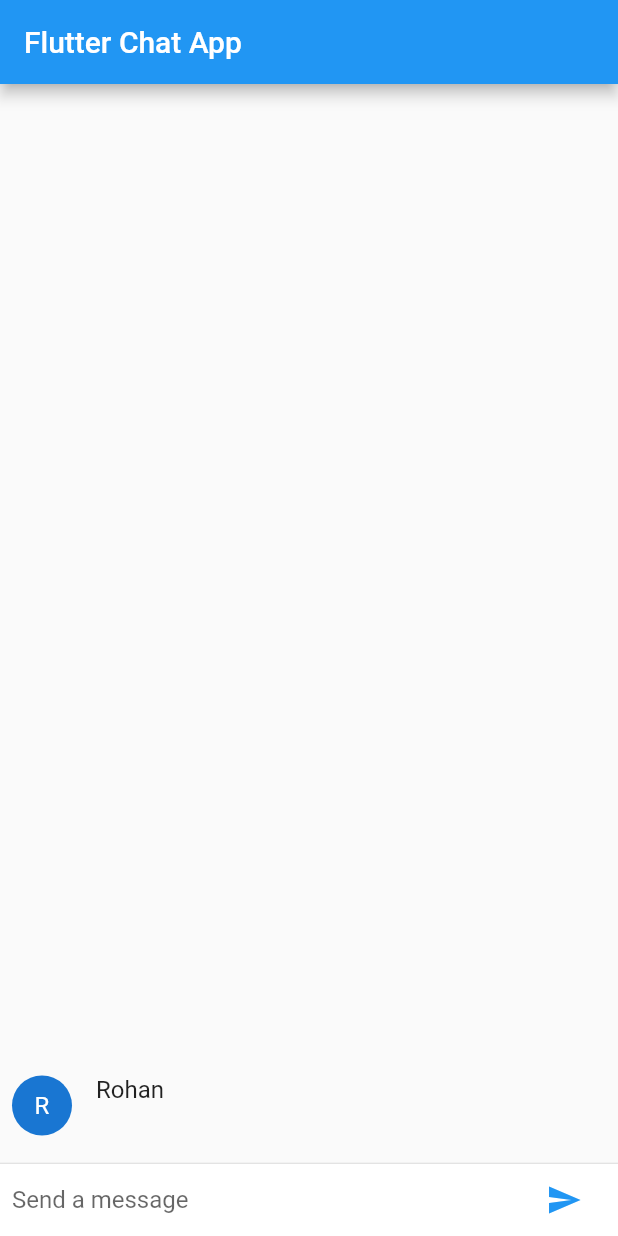
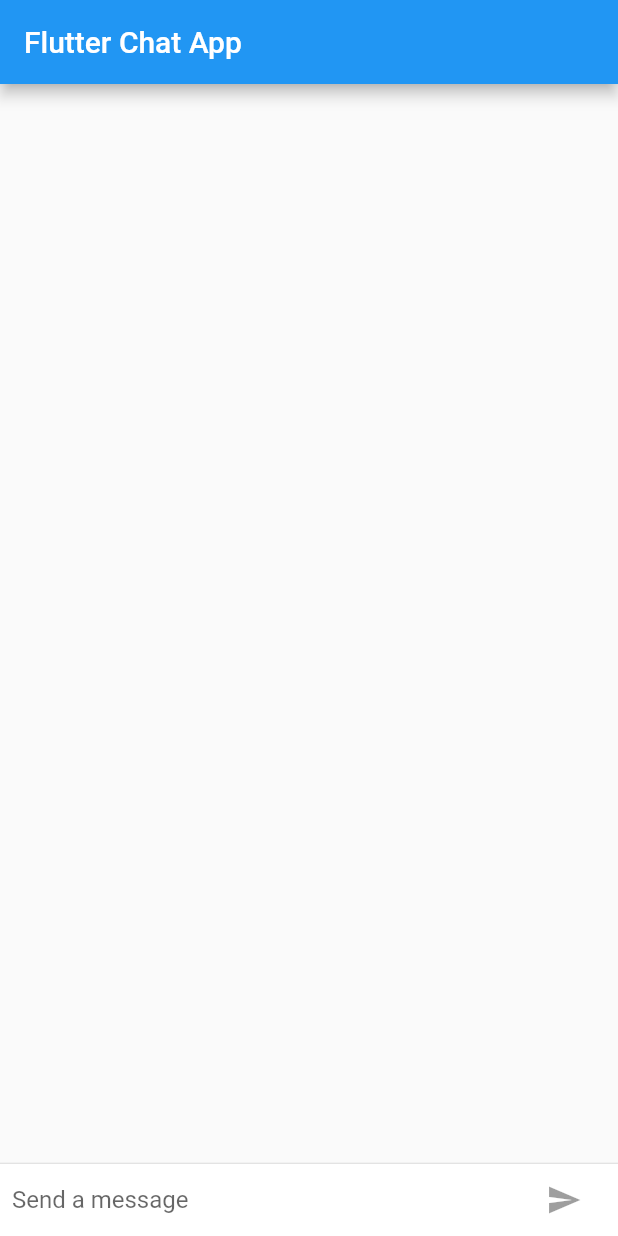
Before and after one commit to FlutterDev88/Chat-Using-Flutter, a Flutter app: the screen it shows after launch, after a tap on the "send" icon, on a phone screen of 412 x 824 dp. Run offline on Flutter 3.47's test engine with Material 2 defaults, Android fonts, the phone set to English and light mode, and no system bars.

Commit message:
added icon disabled state; TODO: Fix animation

```diff
--- a/lib/main.dart
+++ b/lib/main.dart
@@ -19,10 +19,11 @@ class ChatScreen extends StatefulWidget {
   }
 }
 
-class ChatScreenState extends State<ChatScreen> {
+class ChatScreenState extends State<ChatScreen> with TickerProviderStateMixin {
   final List<ChatMessage> _messagesList = <ChatMessage>[];
   final TextEditingController _textEditingController =
       new TextEditingController();
+  bool _isComposingMessage = false;
 
   @override
   Widget build(BuildContext context) {
@@ -51,7 +52,9 @@ class ChatScreenState extends State<ChatScreen> {
   Widget _buildTextComposer() {
     return new IconTheme(
         data: new IconThemeData(
-          color: Theme.of(context).accentColor,
+          color: _isComposingMessage
+              ? Theme.of(context).accentColor
+              : Theme.of(context).disabledColor,
         ),
         child: new Container(
             margin: const EdgeInsets.symmetric(horizontal: 8.0),
@@ -60,6 +63,11 @@ class ChatScreenState extends State<ChatScreen> {
                 new Flexible(
                   child: new TextField(
                     controller: _textEditingController,
+                    onChanged: (String messageText) {
+                      setState(() {
+                        _isComposingMessage = messageText.length > 0;
+                      });
+                    },
                     onSubmitted: _textMessageSubmitted,
                     decoration: new InputDecoration.collapsed(
                         hintText: "Send a message"),
@@ -69,8 +77,9 @@ class ChatScreenState extends State<ChatScreen> {
                   margin: const EdgeInsets.symmetric(horizontal: 4.0),
                   child: new IconButton(
                     icon: new Icon(Icons.send),
-                    onPressed: () =>
-                        _textMessageSubmitted(_textEditingController.text),
+                    onPressed: () => _isComposingMessage
+                        ? _textMessageSubmitted(_textEditingController.text)
+                        : null,
                   ),
                 )
               ],
@@ -79,12 +88,22 @@ class ChatScreenState extends State<ChatScreen> {
 
   void _textMessageSubmitted(String text) {
     _textEditingController.clear();
+
+    setState(() {
+      _isComposingMessage = false;
+    });
+
     ChatMessage chatMessage = new ChatMessage(
       messageText: text,
+      animationController: new AnimationController(
+          duration: new Duration(milliseconds: 1500), vsync: this),
     );
+
     setState(() {
       _messagesList.insert(0, chatMessage);
     });
+
+    chatMessage.animationController.forward();
   }
 }
 
@@ -92,8 +111,9 @@ class ChatMessage extends StatelessWidget {
   //TODO Replace name with Google username
   String _name = "Rohan";
   final String messageText;
+  final AnimationController animationController;
 
-  ChatMessage({this.messageText});
+  ChatMessage({this.messageText, this.animationController});
 
   @override
   Widget build(BuildContext context) {
```
